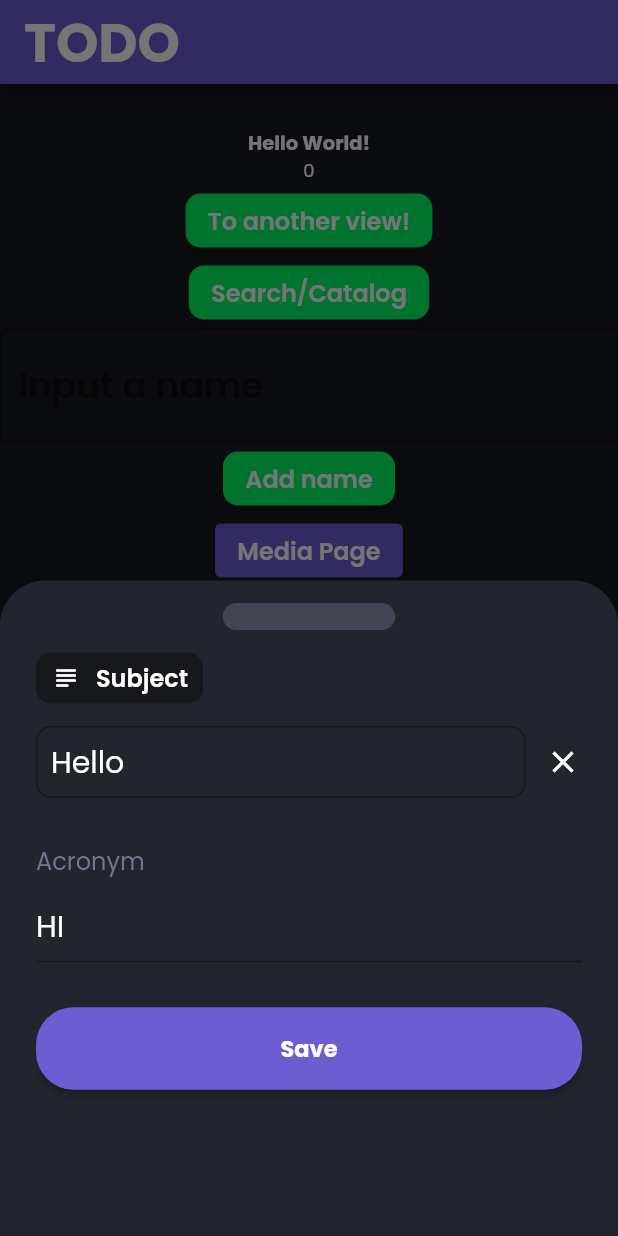
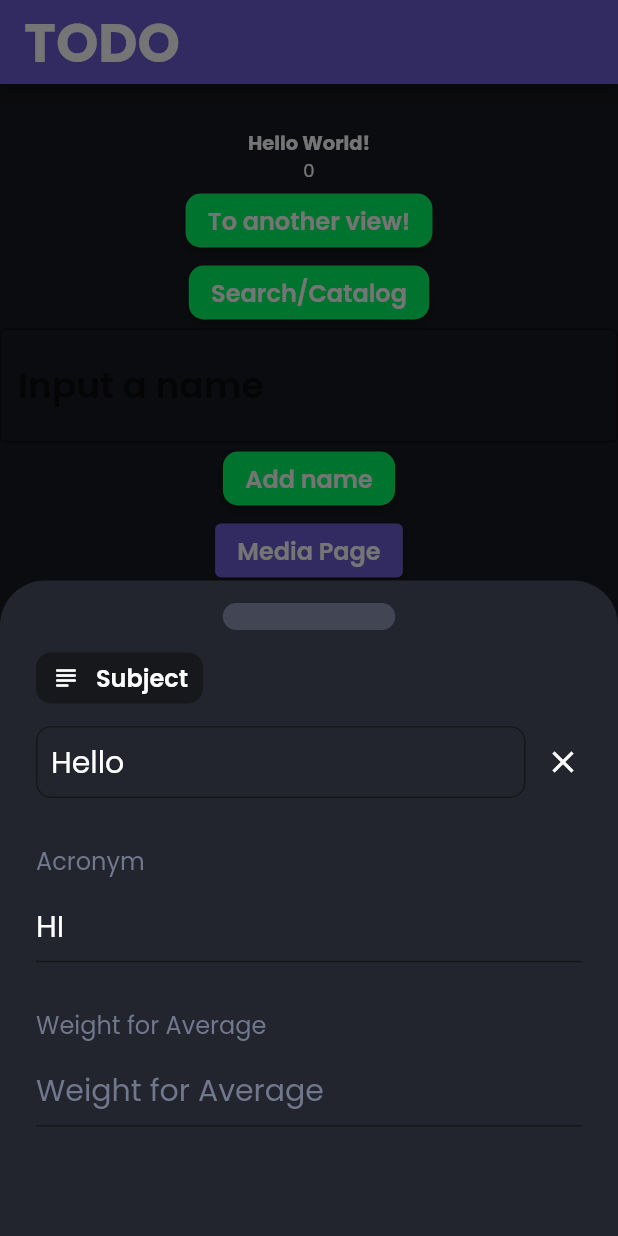
Before and after one commit to DreFlo/lgp-2223-sc1, a Flutter app: the HomePage screen opened directly, after a tap on "Subject Form", on a phone screen of 412 x 824 dp. Run offline on Flutter 3.47's test engine with Material 2 defaults, Android fonts, the phone set to English and light mode, and no system bars; our stand-ins replace floor, flutter_svg, get_it, like_button, lottie, rive and 1 more; missing offline and left inert: books_finder, emojis, tmdb_api; accounts and stored records are empty; generated files the repository leaves out were written again.

Commit message:
Added weight_average field to Subject form and sending info to database

```diff
--- a/src/lib/l10n/app_en.arb
+++ b/src/lib/l10n/app_en.arb
@@ -82,5 +82,6 @@
   "review": "Review",
   "your_review": "Your Review",
   "dashboard": "Dashboard",
-  "hello": "Hello"
+  "hello": "Hello",
+  "weight_average": "Weight for Average"
 }
--- a/src/lib/pages/tasks/subject_form.dart
+++ b/src/lib/pages/tasks/subject_form.dart
@@ -2,14 +2,22 @@
 
 import 'package:flutter/material.dart';
 import 'package:flutter_gen/gen_l10n/app_localizations.dart';
+import 'package:src/daos/student/subject_dao.dart';
+import 'package:src/models/student/subject.dart';
 import 'package:src/themes/colors.dart';
+import 'package:src/utils/service_locator.dart';
+import 'package:flutter/services.dart';
 
 class SubjectForm extends StatefulWidget {
-  final String? name, acronym;
+  final String? name, acronym, weightAverage;
   final ScrollController scrollController;
 
   const SubjectForm(
-      {Key? key, required this.scrollController, this.name, this.acronym})
+      {Key? key,
+      required this.scrollController,
+      this.name,
+      this.acronym,
+      this.weightAverage})
       : super(key: key);
 
   @override
@@ -19,8 +27,9 @@ class SubjectForm extends StatefulWidget {
 class _SubjectFormState extends State<SubjectForm> {
   TextEditingController controller = TextEditingController();
   TextEditingController controller2 = TextEditingController();
+  TextEditingController controller3 = TextEditingController();
 
-  late String? name, acronym;
+  late String? name, acronym, weightAverage;
 
   @override
   initState() {
@@ -155,9 +164,75 @@ class _SubjectFormState extends State<SubjectForm> {
                       )))
             ]),
             const SizedBox(height: 30),
+            Row(children: [
+              Text(
+                AppLocalizations.of(context).weight_average,
+                style: const TextStyle(
+                    fontFamily: 'Poppins',
+                    color: Color(0xFF71788D),
+                    fontSize: 16,
+                    fontWeight: FontWeight.w400),
+              )
+            ]),
+            const SizedBox(height: 7.5),
+            Row(crossAxisAlignment: CrossAxisAlignment.center, children: [
+              Flexible(
+                  flex: 10,
+                  child: TextField(
+                      onChanged: (value) {
+                        setState(() {
+                          weightAverage = value;
+                        });
+                      },
+                      controller: controller3,
+                      keyboardType: TextInputType.number,
+                      inputFormatters: [
+                        FilteringTextInputFormatter.allow(
+                            RegExp(r'[0-9]+([.][0-9]*)?|[.][0-9]+'))
+                      ],
+                      style: const TextStyle(
+                          fontSize: 20,
+                          color: Colors.white,
+                          fontWeight: FontWeight.w400),
+                      maxLines: 1,
+                      decoration: InputDecoration(
+                        contentPadding: const EdgeInsets.symmetric(
+                            horizontal: 0, vertical: 5),
+                        hintText: AppLocalizations.of(context).weight_average,
+                        hintStyle: const TextStyle(
+                            fontSize: 20,
+                            color: Color(0xFF71788D),
+                            fontWeight: FontWeight.w400),
+                      )))
+            ]),
+            const SizedBox(height: 30),
             ElevatedButton(
-                onPressed: () {
+                onPressed: () async {
                   //TODO: Save stuff + send to database.
+                  bool valid = true;
+                  if (name == null || name == '') {
+                    print('Name is null or empty');
+                    valid = false;
+                  }
+                  if (acronym == null || acronym == '') {
+                    print('Acronym is null or empty');
+                    valid = false;
+                  }
+                  if (weightAverage == null || weightAverage == '') {
+                    print('Weight average is null or empty');
+                    valid = false;
+                  }
+
+                  if(valid){
+                    Subject subject = Subject(
+                      name: name!,
+                      acronym: acronym!,
+                      weightAverage: double.parse(weightAverage!));
+
+                    await serviceLocator<SubjectDao>().insertSubject(subject);
+
+                    Navigator.pop(context);
+                  }
                 },
                 style: ElevatedButton.styleFrom(
                   minimumSize:
```
Also changed, not shown: src/lib/database/database.g.dart.
